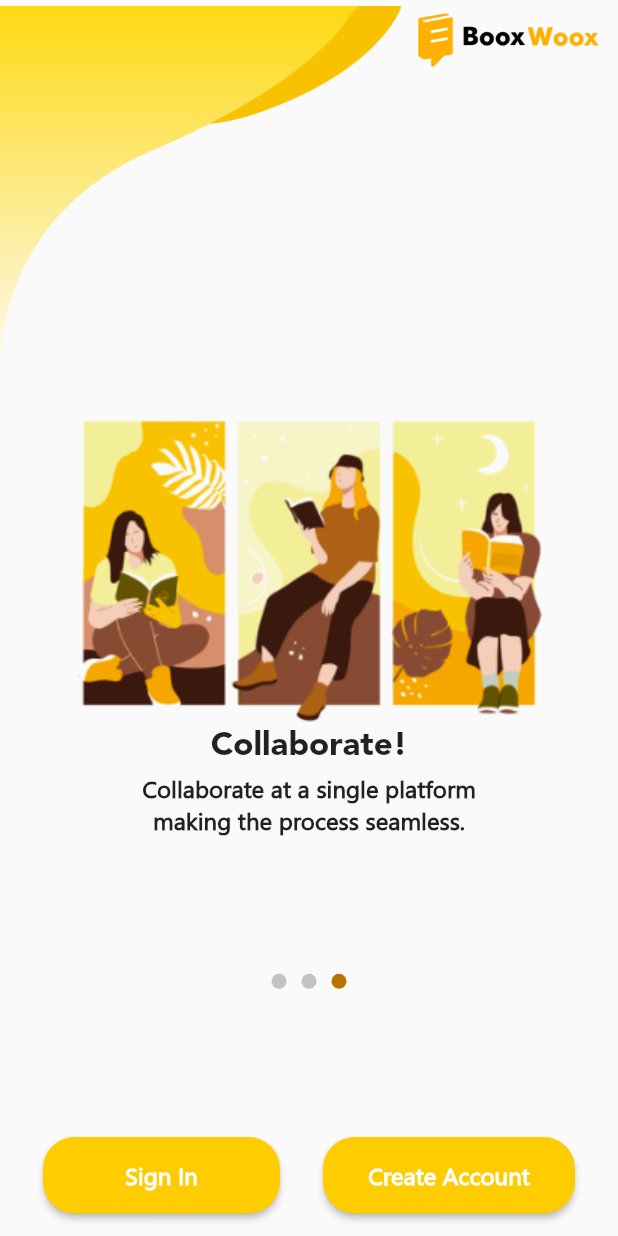
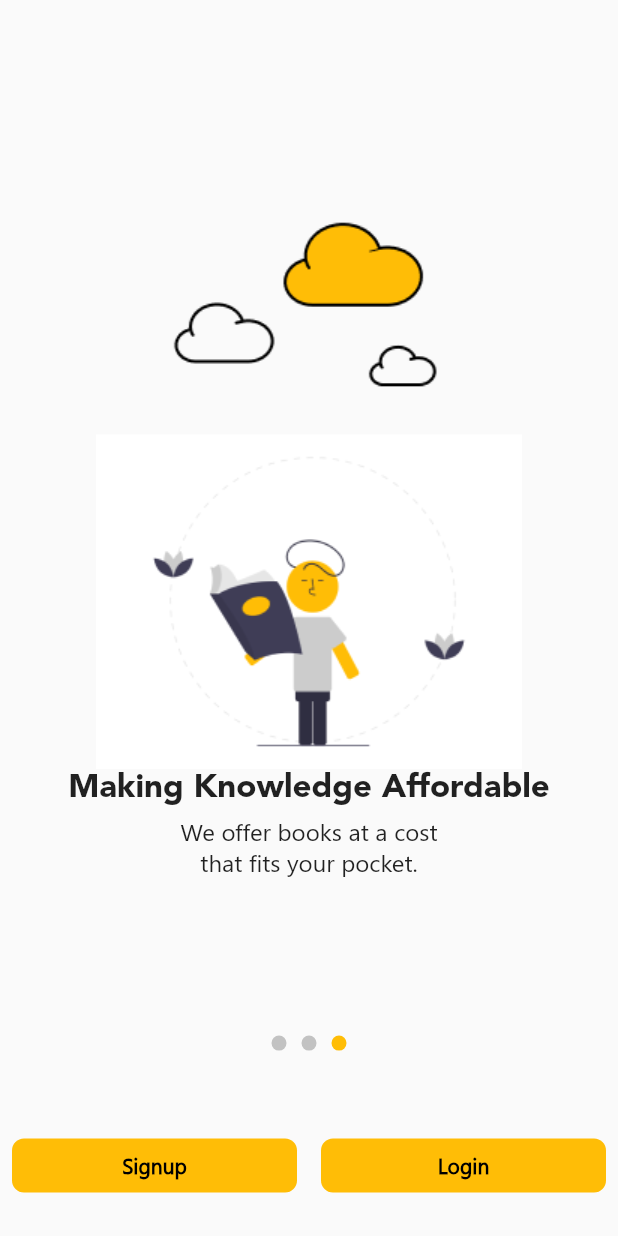
Before and after one commit to BooxWoox/BooxWoox-App-Cloud, a Flutter app: the screen it shows after launch, swiped to page 3, on a phone screen of 412 x 824 dp. Run offline on Flutter 3.47's test engine with Material 2 defaults, Android fonts, the light colour scheme and no system bars; our stand-ins replace awesome_notifications, chat_bubbles, cloud_firestore, dio, firebase_auth, firebase_core and 18 more; missing offline and left inert: badge_flutter, direct_select_flutter, flutter_barcode_scanner, flutter_dropdown, images_picker, paginate_firestore and 5 more; accounts and stored records are empty.

Commit message:
Modified onboarding page

```diff
--- a/lib/UI/Onboarding.dart
+++ b/lib/UI/Onboarding.dart
@@ -1,20 +1,19 @@
-import 'package:bookollab/UI/CreateAccountPage.dart';
+import 'package:bookollab/Models/user.dart';
+import 'package:bookollab/State/onboarding.dart';
 import 'package:bookollab/UI/Homepage.dart';
+import 'package:bookollab/UI/LoginPage.dart';
+import 'package:bookollab/UI/widgets/ThemeButton.dart';
+import 'package:bookollab/repositories/auth_repo.dart';
+import 'package:flutter_riverpod/flutter_riverpod.dart';
 import 'package:flutter/cupertino.dart';
 import 'package:flutter/material.dart';
-import 'dart:async';
-import 'package:flare_flutter/flare_actor.dart';
-import 'package:flutter/services.dart';
-import 'package:introduction_screen/introduction_screen.dart';
-import 'package:bookollab/UI/LoginPage.dart';
-import 'package:firebase_auth/firebase_auth.dart';
 import 'package:cloud_firestore/cloud_firestore.dart';
+import 'package:hive_flutter/hive_flutter.dart';
 
-
-final _firestore=FirebaseFirestore.instance;
+final _firestore = FirebaseFirestore.instance;
 
 class Onboarding extends StatefulWidget {
-  static String id='Onboarding_Screen';
+  static String id = 'Onboarding_Screen';
 
   @override
   _OnboardingState createState() => _OnboardingState();
@@ -22,80 +21,69 @@ class Onboarding extends StatefulWidget {
 
 class _OnboardingState extends State<Onboarding> {
   PageController _pageController;
-  String userloggedin=null;
+  String userloggedin = null;
+
   int currentIndex = 0;
   @override
-  void initState(){
+  void initState() {
     super.initState();
     getuserlogininfo();
     _pageController = PageController();
   }
 
-  bool getuserlogininfo(){
-    FirebaseAuth.instance
-        .authStateChanges()
-        .listen((User user) {
-      if (user == null) {
-        print('User is currently signed out!');
-      } else {
-        print('User is signed in!');
-        _firestore.collection("Users").doc(user.uid).get().then((value){
-          if(value.get("Username").toString().isNotEmpty){
+  bool getuserlogininfo() {
+    // FirebaseAuth.instance.authStateChanges().listen((User user) {
+    //   if (user == null) {
+    //     print('User is currently signed out!');
+    //   } else {
+    //     print('User is signed in!');
+    //     _firestore.collection("Users").doc(user.uid).get().then((value) {
+    //       if (value.get("Username").toString().isNotEmpty) {
+    //         setState(() {
+    //           Navigator.pushReplacementNamed(context, Homepage.id);
+    //         });
+    //       }
+    //     });
+    //   }
+    // });
+    Hive.box<User>('users').listenable().addListener(() {
+      if (Hive.box<User>('users').get('user') != null) {
         setState(() {
           Navigator.pushReplacementNamed(context, Homepage.id);
         });
       }
     });
   }
-    });
-  }
+
   @override
   void dispose() {
     _pageController.dispose();
     super.dispose();
   }
+
   onChangedFunction(int index) {
     setState(() {
       currentIndex = index;
     });
   }
+
   nextFunction() {
     _pageController.nextPage(duration: _kDuration, curve: _kCurve);
   }
+
   previousFunction() {
     _pageController.previousPage(duration: _kDuration, curve: _kCurve);
   }
+
   static const _kDuration = const Duration(milliseconds: 300);
   static const _kCurve = Curves.ease;
 
   @override
   Widget build(BuildContext context) {
-    var size =MediaQuery.of(context).size;
+    var size = MediaQuery.of(context).size;
     return Scaffold(
       body: Stack(
         children: [
-          Row(
-            crossAxisAlignment: CrossAxisAlignment.start,
-            children: [
-              Container(
-                width: size.width*0.65,
-                height: size.height*0.30,
-                child: FittedBox(
-                    fit: BoxFit.fitWidth,
-                    child: Image.asset('UIAssets/curve2.png')),
-              ),
-              SafeArea(
-                child: Container(
-                  width: size.width*0.34,
-                    child: FittedBox(
-                      fit: BoxFit.contain,
-                        child: Padding(
-                          padding: const EdgeInsets.all(38.0),
-                          child: Image.asset('UIAssets/horizontal_logo_booxwoox.png'),
-                        ))),
-              )
-            ],
-          ),
           Column(
             mainAxisSize: MainAxisSize.min,
             children: [
@@ -109,28 +97,31 @@ class _OnboardingState extends State<Onboarding> {
                       mainAxisAlignment: MainAxisAlignment.center,
                       children: [
                         Container(
-                            child: Image.asset('UIAssets/Onboarding/UI1/UI1.png')),
-                        Text('Lend and take!',
-                        style:  TextStyle(
+                            child:
+                                Image.asset('UIAssets/Onboarding/UI1/UI1.png')),
+                        Text(
+                          'Monetize your books securely!',
+                          style: TextStyle(
                             fontFamily: 'Avenir95Black',
                             fontSize: 22,
-
-                        ),),
+                          ),
+                        ),
                         SizedBox(
                           height: 5,
                         ),
-                        Text('your favourite books and best',
-                          style:  TextStyle(
+                        SizedBox(
+                          width: 200,
+                          height: 100,
+                          child: Text(
+                            'We ensure the safekeeping of your books.',
+                            textAlign: TextAlign.center,
+                            style: TextStyle(
                               fontFamily: 'LeelawUI',
                               fontSize: 16,
-                              fontWeight: FontWeight.bold
-                          ),),
-                        Text('content effortlessly',
-                          style:  TextStyle(
-                              fontFamily: 'LeelawUI',
-                              fontSize: 16,
-                              fontWeight: FontWeight.bold
-                          ),)
+                              fontWeight: FontWeight.normal,
+                            ),
+                          ),
+                        )
                       ],
                     ),
                     Column(
@@ -138,27 +129,32 @@ class _OnboardingState extends State<Onboarding> {
                       mainAxisAlignment: MainAxisAlignment.center,
                       children: [
                         Image.asset('UIAssets/Onboarding/UI2/lab.png'),
-                Text('Mobile App!',
-                  style:  TextStyle(
+                        Text(
+                          'Connect with bibliophiles!',
+                          style: TextStyle(
                             fontFamily: 'Avenir95Black',
                             fontSize: 22,
-
-                  ),),
+                          ),
+                        ),
                         SizedBox(
                           height: 5,
                         ),
-                Text('Enabling swift performance and',
-                  style:  TextStyle(
+                        SizedBox(
+                          width: 200,
+                          height: 150,
+                          child: Text(
+                            'The next gen platform for the community of book lovers.',
+                            textAlign: TextAlign.center,
+                            style: TextStyle(
                               fontFamily: 'LeelawUI',
                               fontSize: 16,
-                      fontWeight: FontWeight.bold
-                  ),),
-                Text('User friendly interface',
-                  style:  TextStyle(
-                      fontFamily: 'LeelawUI',
-                      fontSize: 16,
-                      fontWeight: FontWeight.bold
-                  ),)
+                              fontWeight: FontWeight.normal,
+                            ),
+                          ),
+                        ),
+                        SizedBox(
+                          height: 30,
+                        )
                       ],
                     ),
                     Column(
@@ -166,28 +162,28 @@ class _OnboardingState extends State<Onboarding> {
                       mainAxisAlignment: MainAxisAlignment.center,
                       children: [
                         Image.asset('UIAssets/Onboarding/UI3/UI3.png'),
-                Text('Collaborate!',
-                style:  TextStyle(
+                        Text(
+                          'Making Knowledge Affordable',
+                          style: TextStyle(
                               fontFamily: 'Avenir95Black',
                               fontSize: 22,
-                    fontWeight: FontWeight.bold
-                ),),
+                              fontWeight: FontWeight.bold),
+                        ),
                         SizedBox(
                           height: 5,
                         ),
-                Text('Collaborate at a single platform',
-                style:  TextStyle(
+                        SizedBox(
+                          width: 200,
+                          height: 150,
+                          child: Text(
+                            'We offer books at a cost that fits your pocket.',
+                            textAlign: TextAlign.center,
+                            style: TextStyle(
                               fontFamily: 'LeelawUI',
                               fontSize: 16,
-                    fontWeight: FontWeight.bold
-                ),),
-                Text('making the process seamless.',
-                style:  TextStyle(
-                    fontFamily: 'LeelawUI',
-                    fontSize: 16,
-                    fontWeight: FontWeight.bold
-                ),),
-
+                            ),
+                          ),
+                        ),
                       ],
                     ),
                   ],
@@ -196,8 +192,8 @@ class _OnboardingState extends State<Onboarding> {
             ],
           ),
           Positioned(
-            bottom: size.height*.20,
-            left: size.width*.5-25,
+            bottom: size.height * .15,
+            left: size.width * .5 - 25,
             child: Align(
               alignment: Alignment.center,
               child: Row(
@@ -225,7 +221,8 @@ class _OnboardingState extends State<Onboarding> {
               ),
             ),
           ),
-          currentIndex!=2?Positioned(
+          currentIndex != 2
+              ? Positioned(
                   bottom: 10,
                   right: 10,
                   child: Center(
@@ -238,88 +235,66 @@ class _OnboardingState extends State<Onboarding> {
                             padding: const EdgeInsets.all(8.0),
                             child: CircleAvatar(
                               radius: 27,
-                        backgroundColor: Color(0xFFFFD500),
+                              backgroundColor: Theme.of(context).primaryColor,
                               child: IconButton(
-
-                            icon:Icon(Icons.arrow_forward_ios,color: Colors.white,),
-                            onPressed:() => nextFunction()),
+                                  icon: Icon(
+                                    Icons.arrow_forward_ios,
+                                    color: Colors.white,
+                                  ),
+                                  onPressed: () => nextFunction()),
                             ),
                           )
                         ],
                       ),
                     ),
                   ),
-          ):Positioned(
+                )
+              : Positioned(
                   bottom: 15,
-            child: SizedBox(
-              width: size.width,
+                  child: Container(
+                    width: MediaQuery.of(context).size.width,
                     child: Row(
-                mainAxisAlignment: MainAxisAlignment.spaceEvenly,
                       children: [
-                  RaisedButton(
+                        Expanded(
                           child: Padding(
-                      padding: const EdgeInsets.symmetric(vertical: 13,horizontal: 13),
-                      child: Container(
-                        width: 100,
-                        height: 25,
-                        child: Center(
-                          child: Text('Sign In',style: TextStyle(
-                              fontFamily: 'LeelawUI',
-                              fontSize: 16,
-                              color: Colors.white,
-                              fontWeight: FontWeight.bold
-                          ),),
+                            padding: const EdgeInsets.all(8.0),
+                            child: ThemeButton(
+                              label: 'Signup',
+                              onPressed: () {
+                                context.read(isLogin).state = false;
+                                Navigator.pushReplacementNamed(
+                                  context,
+                                  LoginPage.id,
+                                );
+                              },
                             ),
                           ),
                         ),
-                    color: Color(0xFFFFCC00),
-                    shape: RoundedRectangleBorder(
-
-                      borderRadius: BorderRadius.circular(21),
-                    ),
+                        Expanded(
+                          child: Padding(
+                            padding: const EdgeInsets.all(8.0),
+                            child: ThemeButton(
+                              label: 'Login',
                               onPressed: () {
-                      //goto login screen
-                      Navigator.pushReplacementNamed(context, LoginPage.id);
+                                context.read(isLogin).state = false;
+                                Navigator.pushReplacementNamed(
+                                  context,
+                                  LoginPage.id,
+                                );
                               },
-
-                  ),
-                  RaisedButton(
-                    child: Padding(
-                      padding: const EdgeInsets.symmetric(vertical:13.0,horizontal: 13),
-                      child: Container(
-                        width: 110,
-                        height: 25,
-                        child: Center(
-                          child: FittedBox(
-                            child: Text('Create Account',style: TextStyle(
-                                fontFamily: 'LeelawUI',
-                                fontSize: 16,
-                                color: Colors.white,
-                                fontWeight: FontWeight.bold
-                            ),),
                             ),
                           ),
                         ),
-                    ),
-                    color: Color(0xFFFFCC00),
-                    shape: RoundedRectangleBorder(
-                      borderRadius: BorderRadius.circular(21),
-                    ),
-                    onPressed: () {
-                      Navigator.pushNamed(context, CreateAccountPage.id);
-                    },
-
-                  ),
-
                       ],
                     ),
                   ),
                 ),
         ],
-      )
+      ),
     );
   }
 }
+
 class Indicator extends StatelessWidget {
   final int positionIndex, currentIndex;
   const Indicator({this.currentIndex, this.positionIndex});
@@ -330,7 +305,7 @@ class Indicator extends StatelessWidget {
       width: 10,
       decoration: BoxDecoration(
           color: positionIndex == currentIndex
-              ? Color(0xFFB67400)
+              ? Theme.of(context).primaryColor
               : Color(0xFFC2C2C2),
           borderRadius: BorderRadius.circular(100)),
     );
--- /dev/null
+++ b/lib/UI/widgets/ThemeButton.dart
@@ -0,0 +1,36 @@
+import 'package:flutter/material.dart';
+
+class ThemeButton extends StatelessWidget {
+  final String label;
+  final Function onPressed;
+  final double width;
+  const ThemeButton(
+      {Key key, @required this.label, @required this.onPressed, this.width})
+      : super(key: key);
+
+  @override
+  Widget build(BuildContext context) {
+    return SizedBox(
+      width: width,
+      child: ElevatedButton(
+        child: Text(
+          label,
+          style: TextStyle(
+            color: Colors.black,
+            fontWeight: FontWeight.bold,
+          ),
+        ),
+        onPressed: onPressed,
+        style: ButtonStyle(
+          backgroundColor: MaterialStateProperty.all(
+            Theme.of(context).primaryColor,
+          ),
+          elevation: MaterialStateProperty.all(0),
+          shape: MaterialStateProperty.all(RoundedRectangleBorder(
+            borderRadius: BorderRadius.circular(8)
+          )),
+        ),
+      ),
+    );
+  }
+}
--- a/lib/main.dart
+++ b/lib/main.dart
@@ -2,10 +2,12 @@ import 'package:bookollab/UI/AllBooksPage.dart';
 import 'package:bookollab/UI/Chat/ConversationPage.dart';
 import 'package:bookollab/UI/Chat/RequestsPage.dart';
 import 'package:flutter/material.dart';
+import 'package:flutter_riverpod/flutter_riverpod.dart';
+import 'package:hive_flutter/hive_flutter.dart';
+import 'Models/user.dart';
 import 'UI/SplashScreen.dart';
 import 'UI/Onboarding.dart';
 import 'UI/LoginPage.dart';
-import 'UI/CreateAccountPage.dart';
 import 'UI/Homepage.dart';
 import 'UI/maindisplaypage.dart';
 import 'UI/OTPverify.dart';
@@ -16,7 +18,6 @@ import 'UI/Chat/chat_homepage.dart';
 import 'UI/Notification/notification.dart';
 import 'UI/Chat/ChatsPage.dart';
 import 'UI/Payment/testpayment.dart';
-import 'package:firebase_auth/firebase_auth.dart';
 import 'UI/AddBookPage.dart';
 import 'UI/Transactions/Transactions_Buyer.dart';
 import 'UI/Transactions/BuyerTransaction_Category/Ongoing_transaction.dart';
@@ -28,11 +29,17 @@ import 'UI/Transactions/AllTransactions.dart';
 import 'UI/Profile/Aboutus.dart';
 import 'UI/Profile/ContactUs.dart';
 import 'UI/Profile/Mybooks.dart';
+
 void main() async {
   WidgetsFlutterBinding.ensureInitialized();
   await Firebase.initializeApp();
-
-  runApp(bookollab());
+  await Hive.initFlutter();
+  await Hive.openBox<User>('users');
+  runApp(
+    ProviderScope(
+      child: bookollab(),
+    ),
+  );
 }
 
 class bookollab extends StatelessWidget {
@@ -42,9 +49,8 @@ class bookollab extends StatelessWidget {
     return MaterialApp(
       theme: ThemeData(
         primaryColor: Color(0xFFFFBD06),
-        colorScheme: ColorScheme.light().copyWith(
-          primary: Color(0xFFFFBD06),
-        ),
+        colorScheme: ColorScheme.light()
+            .copyWith(primary: Color(0xFFFFBD06), secondary: Color(0xFFFFBD06)),
         fontFamily: 'LeelawUI',
       ),
       initialRoute: SplashScreen.id,
@@ -52,7 +58,6 @@ class bookollab extends StatelessWidget {
         SplashScreen.id: (context) => SplashScreen(),
         Onboarding.id: (context) => Onboarding(),
         LoginPage.id: (context) => LoginPage(),
-        CreateAccountPage.id: (context) => CreateAccountPage(),
         Homepage.id: (context) => Homepage(),
         maindisplaypage.id: (context) => maindisplaypage(),
         ProfilePage.id: (context) => ProfilePage(),
@@ -74,10 +79,10 @@ class bookollab extends StatelessWidget {
         Completed_Seller_Transaction.id: (context) =>
             Completed_Seller_Transaction(),
         AllTransactions.id: (context) => AllTransactions(),
-        Aboutus.id:(context) => Aboutus(),
-        ContactUs.id:(context) =>ContactUs(),
-        Mybooks.id:(context) => Mybooks(),
-
+        Aboutus.id: (context) => Aboutus(),
+        ContactUs.id: (context) => ContactUs(),
+        Mybooks.id: (context) => Mybooks(),
+        OTPverify.id: (context) => OTPverify(),
       },
     );
   }
```
Also changed, not shown: pubspec.yaml (+7 -1 lines), UIAssets/Onboarding/UI1/UI1.png, UIAssets/Onboarding/UI3/UI3.png, pubspec.lock. Lines whose indentation alone changed are shown as unchanged.
